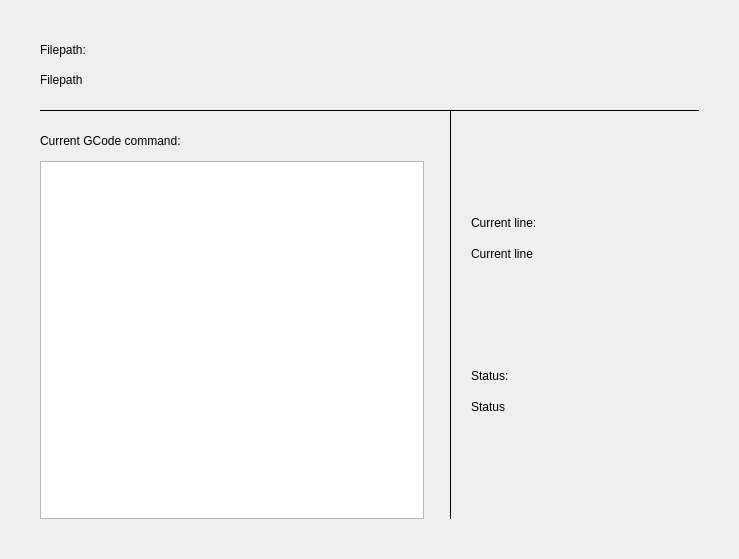
Old version of the form UI/GUI/InfoScreen/infogcodescreen.ui in the repository ZofiaZementa/Druckersoftware.
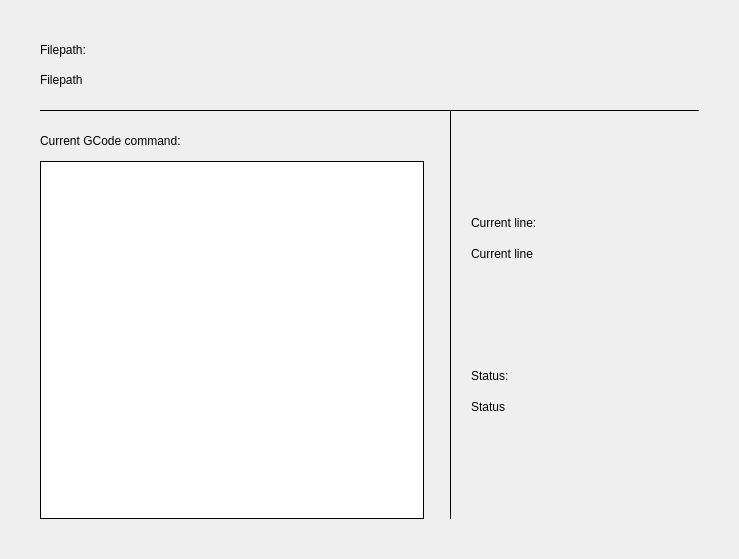
New version of the form.

Commit message: finished SysActionsScreen, started LogScreen, added and started LogEditLogScreen and LogReadLogScreen and set the font color in every widget to black

Patch:
```diff
--- a/UI/GUI/InfoScreen/infogcodescreen.ui
+++ b/UI/GUI/InfoScreen/infogcodescreen.ui
@@ -48,6 +48,15 @@
      <height>358</height>
     </rect>
    </property>
+   <property name="styleSheet">
+    <string notr="true">QTextBrowser{
+
+	border-style: solid;
+	border-width: 1px;
+	border-color: #000000;
+	color: #000000;
+}</string>
+   </property>
   </widget>
   <widget class="QLabel" name="gcodeCommandLabel">
    <property name="geometry">
```
Left out of the diff: 42 changed lines with no effect on the pictures. The commit also changes 36 other files.
